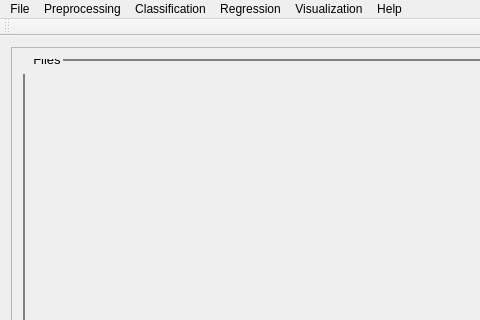
Above: src/PYSAT_Gui_UI_Forms/UI Files/01_mainwindow_strat_folds.ui from tisaconundrum2/PySAT-GUI before the change; both pictures show x 0 to 480 and y 0 to 320 of the 581 by 843 pixel window. Below: the same form after it.
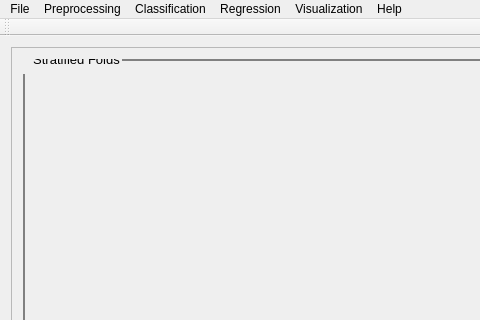
That is the form after the change.

Patch:
```diff
--- a/src/PYSAT_Gui_UI_Forms/UI Files/01_mainwindow_strat_folds.ui
+++ b/src/PYSAT_Gui_UI_Forms/UI Files/01_mainwindow_strat_folds.ui
@@ -57,7 +57,7 @@
            </font>
           </property>
           <property name="title">
-           <string>Files</string>
+           <string>Stratified Folds</string>
           </property>
           <layout class="QVBoxLayout" name="verticalLayout">
            <item>
```
